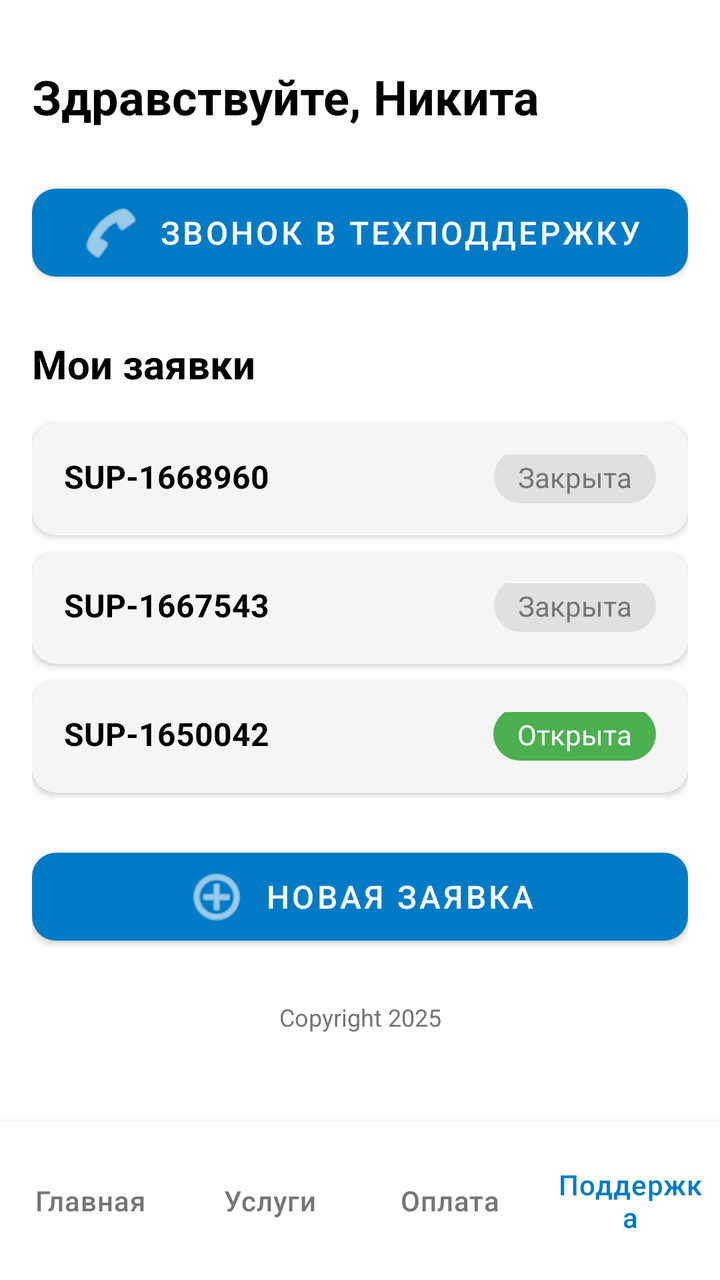
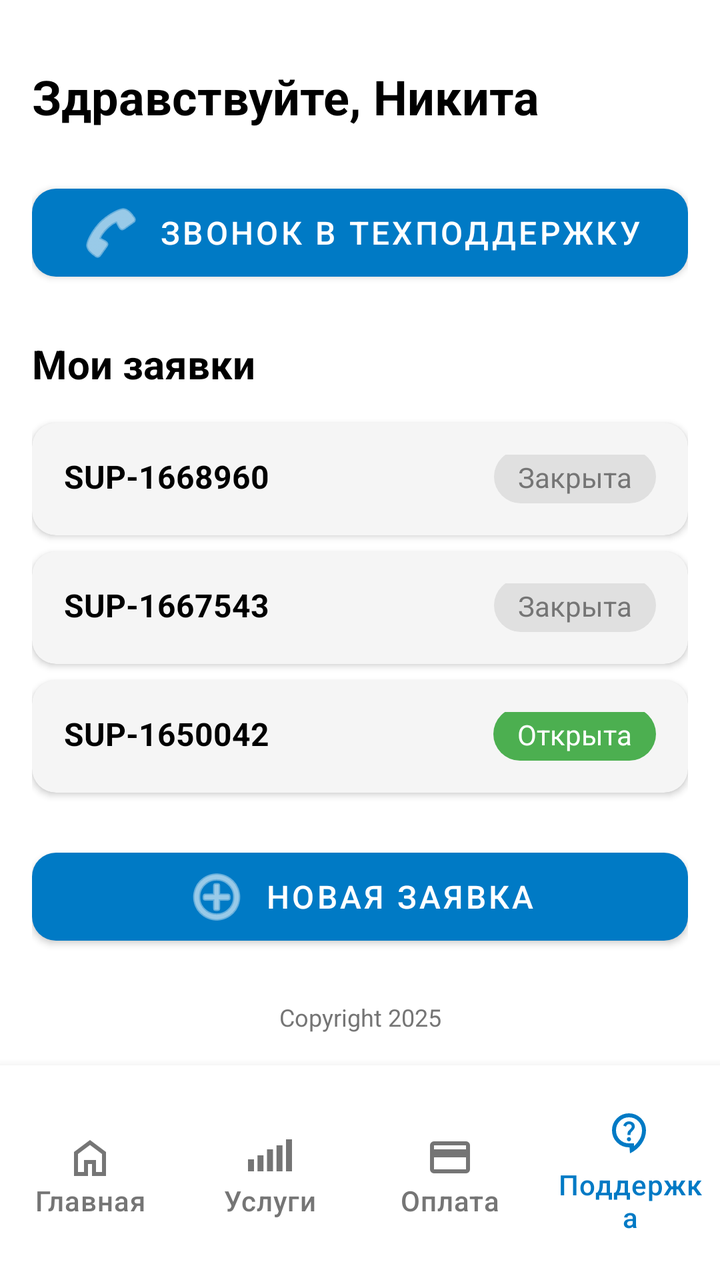

An Android layout rendered at two revisions. The XML below is the earlier revision; the diff shows what the commit changed to produce the second picture.
<!-- AndroidManifest.xml: application theme Theme.CarbonLK -->
<!-- res/layout/activity_support.xml -->
<?xml version="1.0" encoding="utf-8"?>
<androidx.constraintlayout.widget.ConstraintLayout
    xmlns:android="http://schemas.android.com/apk/res/android"
    xmlns:app="http://schemas.android.com/apk/res-auto"
    android:layout_width="match_parent"
    android:layout_height="match_parent"
    android:background="@color/white">

    
    <ScrollView
        android:id="@+id/scrollView"
        android:layout_width="match_parent"
        android:layout_height="0dp"
        android:fillViewport="true"
        android:paddingBottom="16dp"
        app:layout_constraintTop_toTopOf="parent"
        app:layout_constraintBottom_toTopOf="@id/bottomNavigation"
        app:layout_constraintStart_toStartOf="parent"
        app:layout_constraintEnd_toEndOf="parent">

        <androidx.constraintlayout.widget.ConstraintLayout
            android:layout_width="match_parent"
            android:layout_height="wrap_content"
            android:padding="16dp">

            
            <TextView
                android:id="@+id/greetingTextView"
                android:layout_width="wrap_content"
                android:layout_height="wrap_content"
                android:text="Здравствуйте, Никита"
                android:textSize="24sp"
                android:textStyle="bold"
                android:textColor="@color/black"
                app:layout_constraintTop_toTopOf="parent"
                app:layout_constraintStart_toStartOf="parent"
                android:layout_marginTop="16dp" />

            
            <com.google.android.material.button.MaterialButton
                android:id="@+id/callSupportButton"
                android:layout_width="0dp"
                android:layout_height="56dp"
                android:text="Звонок в техподдержку"
                android:textSize="16sp"
                app:cornerRadius="12dp"
                app:backgroundTint="@color/purple_500"
                android:textColor="@color/white"
                app:icon="@android:drawable/ic_menu_call"
                app:iconGravity="textStart"
                app:iconPadding="8dp"
                app:layout_constraintTop_toBottomOf="@id/greetingTextView"
                app:layout_constraintStart_toStartOf="parent"
                app:layout_constraintEnd_toEndOf="parent"
                android:layout_marginTop="24dp" />

            
            <TextView
                android:id="@+id/myTicketsTitle"
                android:layout_width="wrap_content"
                android:layout_height="wrap_content"
                android:text="Мои заявки"
                android:textSize="20sp"
                android:textStyle="bold"
                android:textColor="@color/black"
                android:layout_marginTop="24dp"
                app:layout_constraintTop_toBottomOf="@id/callSupportButton"
                app:layout_constraintStart_toStartOf="parent" />

            
            <androidx.cardview.widget.CardView
                android:id="@+id/ticket1Card"
                android:layout_width="0dp"
                android:layout_height="wrap_content"
                app:cardCornerRadius="12dp"
                app:cardElevation="2dp"
                app:cardBackgroundColor="@color/light_gray"
                app:contentPadding="16dp"
                app:layout_constraintTop_toBottomOf="@id/myTicketsTitle"
                app:layout_constraintStart_toStartOf="parent"
                app:layout_constraintEnd_toEndOf="parent"
                android:layout_marginTop="16dp">

                <androidx.constraintlayout.widget.ConstraintLayout
                    android:layout_width="match_parent"
                    android:layout_height="wrap_content">

                    <TextView
                        android:id="@+id/ticket1Number"
                        android:layout_width="wrap_content"
                        android:layout_height="wrap_content"
                        android:text="SUP-1668960"
                        android:textSize="16sp"
                        android:textStyle="bold"
                        android:textColor="@color/black"
                        app:layout_constraintTop_toTopOf="parent"
                        app:layout_constraintStart_toStartOf="parent" />

                    <TextView
                        android:id="@+id/ticket1Status"
                        android:layout_width="wrap_content"
                        android:layout_height="wrap_content"
                        android:text="Закрыта"
                        android:textSize="14sp"
                        android:textColor="@color/dark_gray"
                        android:background="@drawable/status_background_gray"
                        android:paddingHorizontal="12dp"
                        android:paddingVertical="4dp"
                        app:layout_constraintTop_toTopOf="@id/ticket1Number"
                        app:layout_constraintEnd_toEndOf="parent"
                        app:layout_constraintBottom_toBottomOf="@id/ticket1Number" />

                </androidx.constraintlayout.widget.ConstraintLayout>

            </androidx.cardview.widget.CardView>

            
            <androidx.cardview.widget.CardView
                android:id="@+id/ticket2Card"
                android:layout_width="0dp"
                android:layout_height="wrap_content"
                app:cardCornerRadius="12dp"
                app:cardElevation="2dp"
                app:cardBackgroundColor="@color/light_gray"
                app:contentPadding="16dp"
                app:layout_constraintTop_toBottomOf="@id/ticket1Card"
                app:layout_constraintStart_toStartOf="parent"
                app:layout_constraintEnd_toEndOf="parent"
                android:layout_marginTop="8dp">

                <androidx.constraintlayout.widget.ConstraintLayout
                    android:layout_width="match_parent"
                    android:layout_height="wrap_content">

                    <TextView
                        android:id="@+id/ticket2Number"
                        android:layout_width="wrap_content"
                        android:layout_height="wrap_content"
                        android:text="SUP-1667543"
                        android:textSize="16sp"
                        android:textStyle="bold"
                        android:textColor="@color/black"
                        app:layout_constraintTop_toTopOf="parent"
                        app:layout_constraintStart_toStartOf="parent" />

                    <TextView
                        android:id="@+id/ticket2Status"
                        android:layout_width="wrap_content"
                        android:layout_height="wrap_content"
                        android:text="Закрыта"
                        android:textSize="14sp"
                        android:textColor="@color/dark_gray"
                        android:background="@drawable/status_background_gray"
                        android:paddingHorizontal="12dp"
                        android:paddingVertical="4dp"
                        app:layout_constraintTop_toTopOf="@id/ticket2Number"
                        app:layout_constraintEnd_toEndOf="parent"
                        app:layout_constraintBottom_toBottomOf="@id/ticket2Number" />

                </androidx.constraintlayout.widget.ConstraintLayout>

            </androidx.cardview.widget.CardView>

            
            <androidx.cardview.widget.CardView
                android:id="@+id/ticket3Card"
                android:layout_width="0dp"
                android:layout_height="wrap_content"
                app:cardCornerRadius="12dp"
                app:cardElevation="2dp"
                app:cardBackgroundColor="@color/light_gray"
                app:contentPadding="16dp"
                app:layout_constraintTop_toBottomOf="@id/ticket2Card"
                app:layout_constraintStart_toStartOf="parent"
                app:layout_constraintEnd_toEndOf="parent"
                android:layout_marginTop="8dp">

                <androidx.constraintlayout.widget.ConstraintLayout
                    android:layout_width="match_parent"
                    android:layout_height="wrap_content">

                    <TextView
                        android:id="@+id/ticket3Number"
                        android:layout_width="wrap_content"
                        android:layout_height="wrap_content"
                        android:text="SUP-1650042"
                        android:textSize="16sp"
                        android:textStyle="bold"
                        android:textColor="@color/black"
                        app:layout_constraintTop_toTopOf="parent"
                        app:layout_constraintStart_toStartOf="parent" />

                    <TextView
                        android:id="@+id/ticket3Status"
                        android:layout_width="wrap_content"
                        android:layout_height="wrap_content"
                        android:text="Открыта"
                        android:textSize="14sp"
                        android:textColor="@color/white"
                        android:background="@drawable/status_background"
                        android:paddingHorizontal="12dp"
                        android:paddingVertical="4dp"
                        app:layout_constraintTop_toTopOf="@id/ticket3Number"
                        app:layout_constraintEnd_toEndOf="parent"
                        app:layout_constraintBottom_toBottomOf="@id/ticket3Number" />

                </androidx.constraintlayout.widget.ConstraintLayout>

            </androidx.cardview.widget.CardView>

            
            <com.google.android.material.button.MaterialButton
                android:id="@+id/newTicketButton"
                android:layout_width="0dp"
                android:layout_height="56dp"
                android:text="Новая заявка"
                android:textSize="16sp"
                app:cornerRadius="12dp"
                app:backgroundTint="@color/purple_500"
                android:textColor="@color/white"
                app:icon="@android:drawable/ic_menu_add"
                app:iconGravity="textStart"
                app:iconPadding="8dp"
                app:layout_constraintTop_toBottomOf="@id/ticket3Card"
                app:layout_constraintStart_toStartOf="parent"
                app:layout_constraintEnd_toEndOf="parent"
                android:layout_marginTop="24dp" />

            
            <TextView
                android:id="@+id/copyrightText"
                android:layout_width="wrap_content"
                android:layout_height="wrap_content"
                android:text="Copyright 2025"
                android:textSize="12sp"
                android:textColor="@color/dark_gray"
                android:layout_marginTop="24dp"
                android:layout_marginBottom="8dp"
                app:layout_constraintTop_toBottomOf="@id/newTicketButton"
                app:layout_constraintStart_toStartOf="parent"
                app:layout_constraintEnd_toEndOf="parent" />

        </androidx.constraintlayout.widget.ConstraintLayout>

    </ScrollView>

    
    <LinearLayout
        android:id="@+id/bottomNavigation"
        android:layout_width="match_parent"
        android:layout_height="wrap_content"
        android:orientation="horizontal"
        android:gravity="center"
        android:background="@color/white"
        android:elevation="8dp"
        android:paddingVertical="8dp"
        app:layout_constraintBottom_toBottomOf="parent"
        app:layout_constraintStart_toStartOf="parent"
        app:layout_constraintEnd_toEndOf="parent">

        <com.google.android.material.button.MaterialButton
            android:id="@+id/navHome"
            style="@style/NavigationButton"
            android:layout_width="0dp"
            android:layout_height="wrap_content"
            android:layout_weight="1"
            android:text="Главная"
            android:textColor="@color/dark_gray" />

        <com.google.android.material.button.MaterialButton
            android:id="@+id/navServices"
            style="@style/NavigationButton"
            android:layout_width="0dp"
            android:layout_height="wrap_content"
            android:layout_weight="1"
            android:text="Услуги"
            android:textColor="@color/dark_gray" />

        <com.google.android.material.button.MaterialButton
            android:id="@+id/navPayment"
            style="@style/NavigationButton"
            android:layout_width="0dp"
            android:layout_height="wrap_content"
            android:layout_weight="1"
            android:text="Оплата"
            android:textColor="@color/dark_gray" />

        <com.google.android.material.button.MaterialButton
            android:id="@+id/navSupport"
            style="@style/NavigationButton"
            android:layout_width="0dp"
            android:layout_height="wrap_content"
            android:layout_weight="1"
            android:text="Поддержка"
            android:textColor="@color/purple_500" />

    </LinearLayout>

</androidx.constraintlayout.widget.ConstraintLayout>
<!-- resources referenced by this layout -->
<resources>
  <color name="black">#000000</color>
  <color name="dark_gray">#757575</color>
  <color name="light_gray">#F5F5F5</color>
  <color name="purple_500">#007Ac5</color>
  <color name="white">#FFFFFF</color>
  <!-- drawable status_background (drawable) -->
  <?xml version="1.0" encoding="utf-8"?>
  <shape xmlns:android="http://schemas.android.com/apk/res/android"
      android:shape="rectangle">
      <solid android:color="#4CAF50" />
      <corners android:radius="16dp" />
  </shape>
  <!-- drawable status_background_gray (drawable) -->
  <?xml version="1.0" encoding="utf-8"?>
  <shape xmlns:android="http://schemas.android.com/apk/res/android"
      android:shape="rectangle">
      <solid android:color="#E0E0E0" />
      <corners android:radius="16dp" />
  </shape>
  <style name="NavigationButton" parent="Widget.MaterialComponents.Button.TextButton">
          <item name="android:textSize">14sp</item>
          <item name="android:textColor">@color/dark_gray</item>
          <item name="android:padding">8dp</item>
          <item name="android:letterSpacing">0.02</item>
          <item name="android:textAllCaps">false</item>  
      </style>
  <style name="Theme.CarbonLK" parent="Base.Theme.CarbonLK">
          
          <item name="android:textColor">@color/black</item>
          
          <item name="colorPrimary">@color/purple_500</item>
      </style>
  <!-- unchanged entries left out for length: 1 -->
</resources>

<!-- the commit's change to res/layout/activity_support.xml (unified diff, before → after) -->
@@ -265,7 +265,9 @@
             android:layout_height="wrap_content"
             android:layout_weight="1"
             android:text="Главная"
-            android:textColor="@color/dark_gray" />
+            android:textColor="@color/dark_gray"
+            app:icon="@drawable/ic_home"
+            app:iconGravity="textTop" />
 
         <com.google.android.material.button.MaterialButton
             android:id="@+id/navServices"
@@ -274,7 +276,9 @@
             android:layout_height="wrap_content"
             android:layout_weight="1"
             android:text="Услуги"
-            android:textColor="@color/dark_gray" />
+            android:textColor="@color/dark_gray"
+            app:icon="@drawable/ic_services"
+            app:iconGravity="textTop" />
 
         <com.google.android.material.button.MaterialButton
             android:id="@+id/navPayment"
@@ -283,16 +287,20 @@
             android:layout_height="wrap_content"
             android:layout_weight="1"
             android:text="Оплата"
-            android:textColor="@color/dark_gray" />
+            android:textColor="@color/dark_gray"
+            app:icon="@drawable/ic_card"
+            app:iconGravity="textTop" />
 
         <com.google.android.material.button.MaterialButton
             android:id="@+id/navSupport"
-            style="@style/NavigationButton"
+            style="@style/NavigationButton.Active"
             android:layout_width="0dp"
             android:layout_height="wrap_content"
             android:layout_weight="1"
             android:text="Поддержка"
-            android:textColor="@color/purple_500" />
+            android:textColor="@color/purple_500"
+            app:icon="@drawable/ic_support"
+            app:iconGravity="textTop" />
 
     </LinearLayout>
 
<!-- resource entries referenced after the edit -->
@@ -5,6 +5,46 @@
   <color name="light_gray">#F5F5F5</color>
   <color name="purple_500">#007Ac5</color>
   <color name="white">#FFFFFF</color>
+  <!-- drawable ic_card (drawable) -->
+  <vector xmlns:android="http://schemas.android.com/apk/res/android"
+      android:width="24dp"
+      android:height="24dp"
+      android:viewportWidth="960"
+      android:viewportHeight="960">
+    <path
+        android:pathData="M880,240v480q0,33 -23.5,56.5T800,800L160,800q-33,0 -56.5,-23.5T80,720v-480q0,-33 23.5,-56.5T160,160h640q33,0 56.5,23.5T880,240ZM160,320h640v-80L160,240v80ZM160,480v240h640v-240L160,480ZM160,720v-480,480Z"
+        android:fillColor="#1f1f1f"/>
+  </vector>
+  <!-- drawable ic_home (drawable) -->
+  <vector xmlns:android="http://schemas.android.com/apk/res/android"
+      android:width="24dp"
+      android:height="24dp"
+      android:viewportWidth="960"
+      android:viewportHeight="960">
+    <path
+        android:pathData="M240,760h120v-240h240v240h120v-360L480,220 240,400v360ZM160,840v-480l320,-240 320,240v480L520,840v-240h-80v240L160,840ZM480,490Z"
+        android:fillColor="#1f1f1f"/>
+  </vector>
+  <!-- drawable ic_services (drawable) -->
+  <vector xmlns:android="http://schemas.android.com/apk/res/android"
+      android:width="24dp"
+      android:height="24dp"
+      android:viewportWidth="960"
+      android:viewportHeight="960">
+    <path
+        android:pathData="M40,800v-240h120v240L40,800ZM230,800v-320h120v320L230,800ZM420,800v-440h120v440L420,800ZM610,800v-520h120v520L610,800ZM800,800v-640h120v640L800,800Z"
+        android:fillColor="#1f1f1f"/>
+  </vector>
+  <!-- drawable ic_support (drawable) -->
+  <vector xmlns:android="http://schemas.android.com/apk/res/android"
+      android:width="24dp"
+      android:height="24dp"
+      android:viewportWidth="960"
+      android:viewportHeight="960">
+    <path
+        android:pathData="m480,880 l-10,-120h-10q-142,0 -241,-99t-99,-241q0,-142 99,-241t241,-99q71,0 132.5,26.5t108,73q46.5,46.5 73,108T800,420q0,75 -24.5,144t-67,128q-42.5,59 -101,107T480,880ZM560,734q71,-60 115.5,-140.5T720,420q0,-109 -75.5,-184.5T460,160q-109,0 -184.5,75.5T200,420q0,109 75.5,184.5T460,680h100v54ZM488,627q12,-12 12,-29t-12,-29q-12,-12 -29,-12t-29,12q-12,12 -12,29t12,29q12,12 29,12t29,-12ZM430,512h60q0,-30 6,-42t38,-44q18,-18 30,-39t12,-45q0,-51 -34.5,-76.5T460,240q-44,0 -74,24.5T344,324l56,22q5,-17 19,-33.5t41,-16.5q27,0 40.5,15t13.5,33q0,17 -10,30.5T480,402q-35,30 -42.5,47.5T430,512ZM460,447Z"
+        android:fillColor="#1f1f1f"/>
+  </vector>
   <!-- drawable status_background (drawable) -->
   <?xml version="1.0" encoding="utf-8"?>
   <shape xmlns:android="http://schemas.android.com/apk/res/android"
@@ -24,7 +64,12 @@
           <item name="android:textColor">@color/dark_gray</item>
           <item name="android:padding">8dp</item>
           <item name="android:letterSpacing">0.02</item>
+          <item name="iconTint">@color/dark_gray</item>  
           <item name="android:textAllCaps">false</item>  
+      </style>
+  <style name="NavigationButton.Active" parent="NavigationButton">
+          <item name="android:textColor">@color/purple_500</item>
+          <item name="iconTint">@color/purple_500</item>  
       </style>
   <style name="Theme.CarbonLK" parent="Base.Theme.CarbonLK">
           
